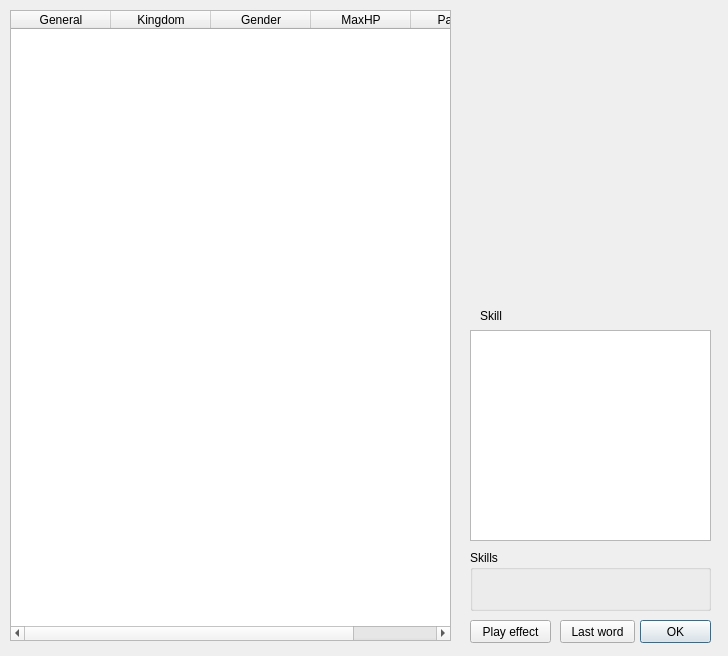
Before: the Qt Designer form src/generaloverview.ui in Mogara/QSanguosha, drawn with Qt 5.
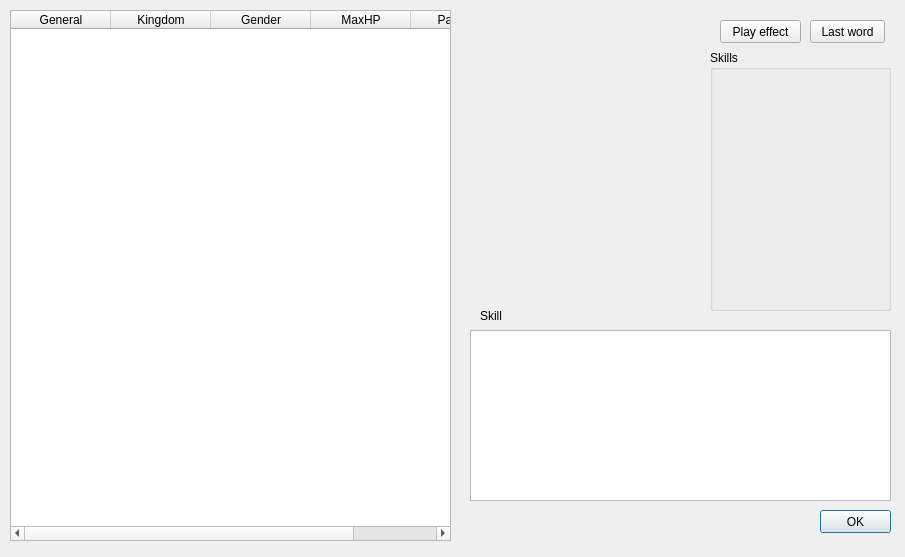
After: the same form once the commit is applied.

Patch:
```diff
--- a/src/generaloverview.ui
+++ b/src/generaloverview.ui
@@ -9,8 +9,8 @@
    <rect>
     <x>0</x>
     <y>0</y>
-    <width>728</width>
-    <height>656</height>
+    <width>905</width>
+    <height>557</height>
    </rect>
   </property>
   <property name="windowTitle">
@@ -22,7 +22,7 @@
      <x>10</x>
      <y>10</y>
      <width>441</width>
-     <height>631</height>
+     <height>531</height>
     </rect>
    </property>
    <property name="editTriggers">
@@ -66,8 +66,8 @@
   <widget class="QPushButton" name="okButton">
    <property name="geometry">
     <rect>
-     <x>640</x>
-     <y>620</y>
+     <x>820</x>
+     <y>510</y>
      <width>71</width>
      <height>23</height>
     </rect>
@@ -94,8 +94,8 @@
     <rect>
      <x>470</x>
      <y>330</y>
-     <width>241</width>
-     <height>211</height>
+     <width>421</width>
+     <height>171</height>
     </rect>
    </property>
    <property name="readOnly">
@@ -105,8 +105,8 @@
   <widget class="QPushButton" name="playEffecButton">
    <property name="geometry">
     <rect>
-     <x>470</x>
-     <y>620</y>
+     <x>720</x>
+     <y>20</y>
      <width>81</width>
      <height>23</height>
     </rect>
@@ -118,8 +118,8 @@
   <widget class="QPushButton" name="lastWordButton">
    <property name="geometry">
     <rect>
-     <x>560</x>
-     <y>620</y>
+     <x>810</x>
+     <y>20</y>
      <width>75</width>
      <height>23</height>
     </rect>
@@ -131,10 +131,10 @@
   <widget class="QGroupBox" name="skillGroupBox">
    <property name="geometry">
     <rect>
-     <x>470</x>
-     <y>550</y>
-     <width>241</width>
-     <height>61</height>
+     <x>710</x>
+     <y>50</y>
+     <width>181</width>
+     <height>261</height>
     </rect>
    </property>
    <property name="title">
```
